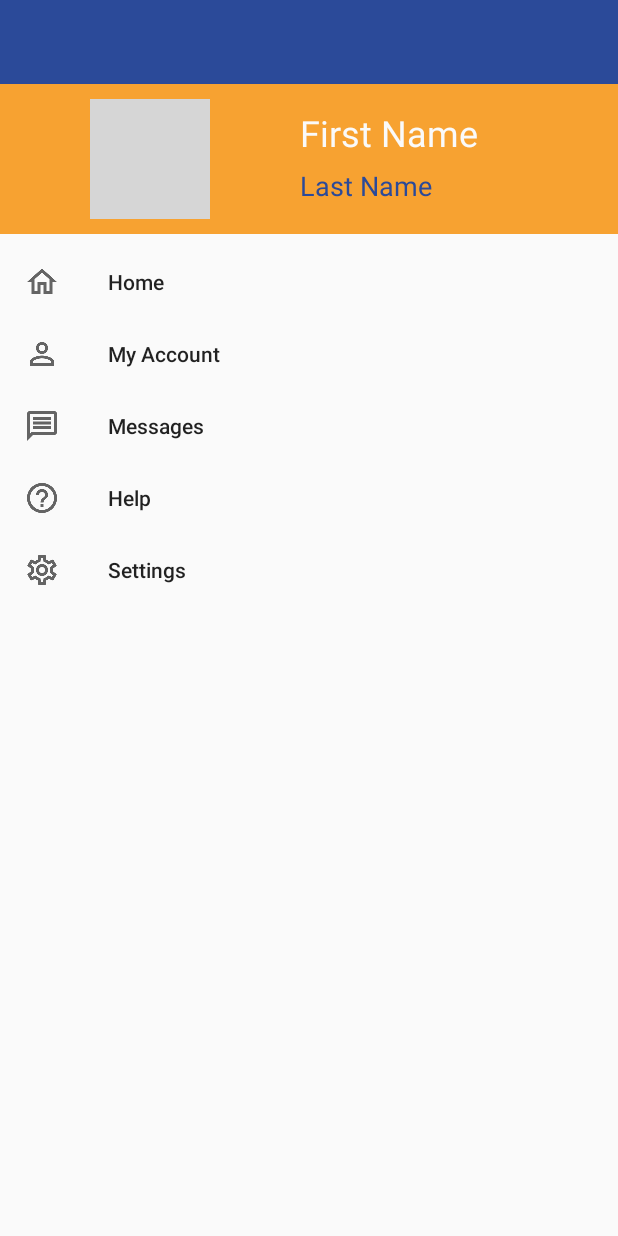
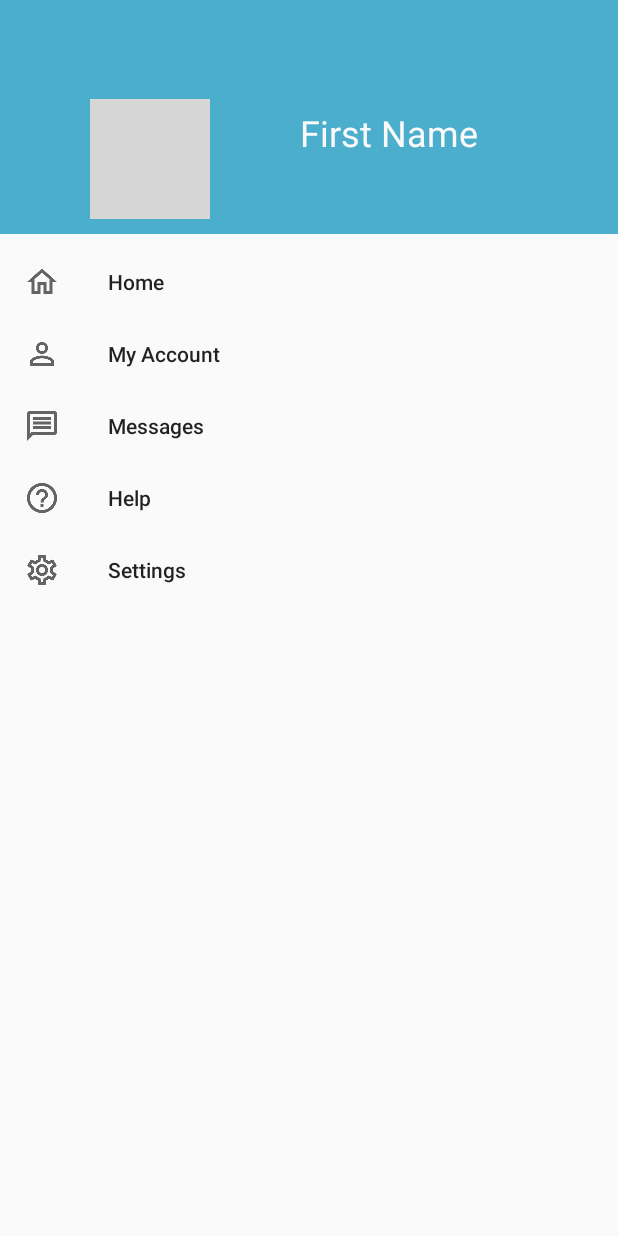
Before and after one commit to leothelindo/TravelBud, an Android app: the UserList screen opened directly, with no data from a screen before it, on a phone screen of 412 x 824 dp. Run offline under Robolectric (Android 15) with nearby library versions, the phone set to English and light mode, and no system bars; our stand-ins replace CircleImageView; libraries missing offline, so code that uses them is left out: com.parse; 1 statement that could not run was skipped; grey boxes are pictures that could not be loaded.

Commit message:
changed color values

```diff
--- a/app/src/main/java/me/leojlindo/travelbud/MessageFragment.java
+++ b/app/src/main/java/me/leojlindo/travelbud/MessageFragment.java
@@ -52,6 +52,7 @@ public class MessageFragment extends Fragment{
     @Override
     public View onCreateView(LayoutInflater inflater, ViewGroup parent, Bundle savedInstanceState)
     {
+
 
         super.onCreate(savedInstanceState);
         view = inflater.inflate(R.layout.fragment_message, parent, false);
--- a/app/src/main/res/layout/bottom_sheet.xml
+++ b/app/src/main/res/layout/bottom_sheet.xml
@@ -80,13 +80,13 @@
     </LinearLayout>
 
     <Button
+        android:id="@+id/friends_btn"
         android:layout_width="match_parent"
         android:layout_height="wrap_content"
         android:layout_marginTop="30dp"
-        android:background="#000"
+        android:background="@color/appGreen"
         android:foreground="?attr/selectableItemBackground"
         android:text="Find Friends"
-        android:id="@+id/friends_btn"
         android:textColor="#fff" />
 
 </LinearLayout>
--- a/app/src/main/res/layout/chat_item.xml
+++ b/app/src/main/res/layout/chat_item.xml
@@ -9,5 +9,6 @@
     android:textColor="@color/appOrange"
     android:textSize="@dimen/txt_18sp"
     android:drawableLeft="@drawable/ic_online"
+    android:drawableTint="@color/appGreen"
     android:drawablePadding="@dimen/pad_10dp"
     />
--- a/app/src/main/res/values/colors.xml
+++ b/app/src/main/res/values/colors.xml
@@ -1,10 +1,12 @@
 <?xml version="1.0" encoding="utf-8"?>
 <resources>
-    <color name="colorPrimary">#2b4a99</color>
-    <color name="colorPrimaryDark">#f7a231</color>
-    <color name="colorAccent">#b485c6</color>
+    <color name="colorPrimary">#4aaecc</color> <!--#4aaecc #ffd176  #2b4a99-->
+    <color name="colorPrimaryDark">#4aaecc</color><!--#f7a231 -->
+    <color name="colorAccent">#ffd176</color>
     <color name="lightBlue">#00bcc1</color>
-    <color name="appOrange">#ef5722</color>
+    <color name="appOrange">#4aaecc</color> <!--#ef5722 -->
+    <color name="appGreen">#0ead84</color>
+    <color name="appYellow">#ffd176 </color>
 
 
     <color name="white_smoke">#F7F7F7</color>
```
